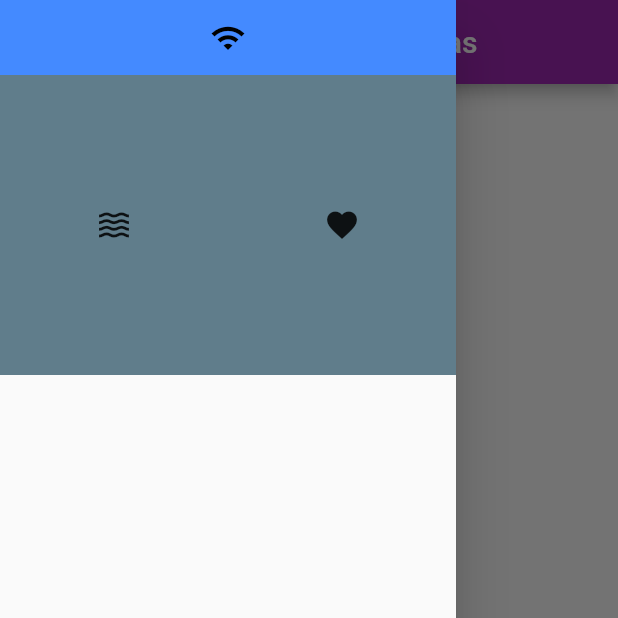
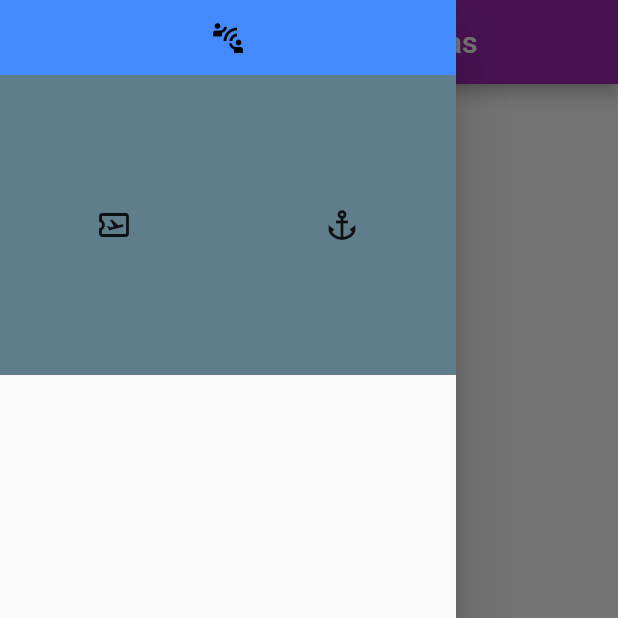
Before and after one commit to esterrds/MangueLaps, a Flutter app: the screen it shows after launch, with the side drawer open, on a phone screen of 412 x 824 dp, the top half of it. Run offline on Flutter 3.47's test engine with Material 2 defaults, Android fonts, the phone set to English and light mode, and no system bars; our stand-ins replace bloc, flutter_bloc, shared_preferences; missing offline and left inert: mqtt_client.

Commit message:
Update nav_bar.dart

```diff
--- a/lib/presentation/nav_bar.dart
+++ b/lib/presentation/nav_bar.dart
@@ -39,7 +39,7 @@ class NavBar extends StatelessWidget {
                           width: 120,
                           height: 120,
                           child: Icon(
-                            Icons.wifi,
+                            Icons.connect_without_contact,
                             color: Colors.black,
                           ),
                         )
@@ -48,7 +48,7 @@ class NavBar extends StatelessWidget {
                           width: 120,
                           height: 120,
                           child: Icon(
-                            Icons.wifi,
+                            Icons.connect_without_contact,
                             color: Colors.red,
                           ),
                         ),
@@ -74,12 +74,12 @@ class NavBar extends StatelessWidget {
                             alertSucess(context);
                           }
                         },
-                        icon: const Icon(Icons.waves)),
+                        icon: const Icon(Icons.airplane_ticket_outlined)),
                     IconButton(
                         onPressed: () {
                           print(CarRepository);
                         },
-                        icon: const Icon(Icons.favorite)),
+                        icon: const Icon(Icons.anchor)),
                   ],
                 ),
               ),
@@ -131,7 +131,7 @@ alertSucess(BuildContext context) {
   );
   // configura o  AlertDialog
   AlertDialog alerta = AlertDialog(
-    title: const Text("Boa, Bajeire!"),
+    title: const Text("Boa, Bajeiro(a)!"),
     content: const Text("Sua mensagem foi enviada com sucesso."),
     actions: [
       okButton,
```
